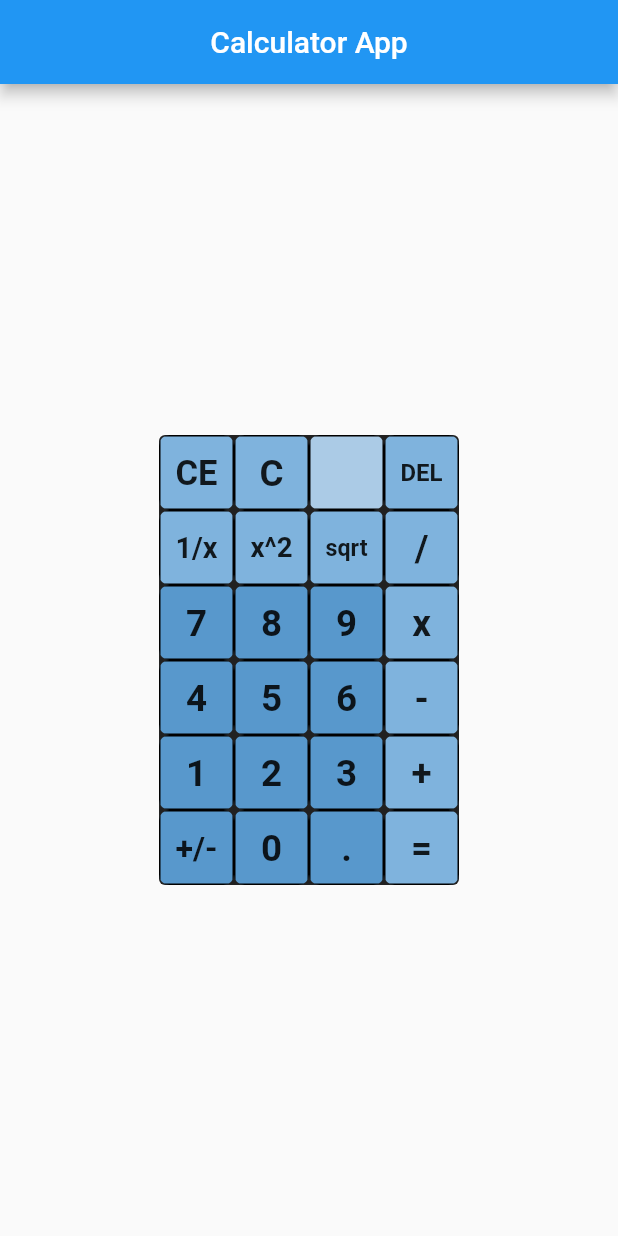
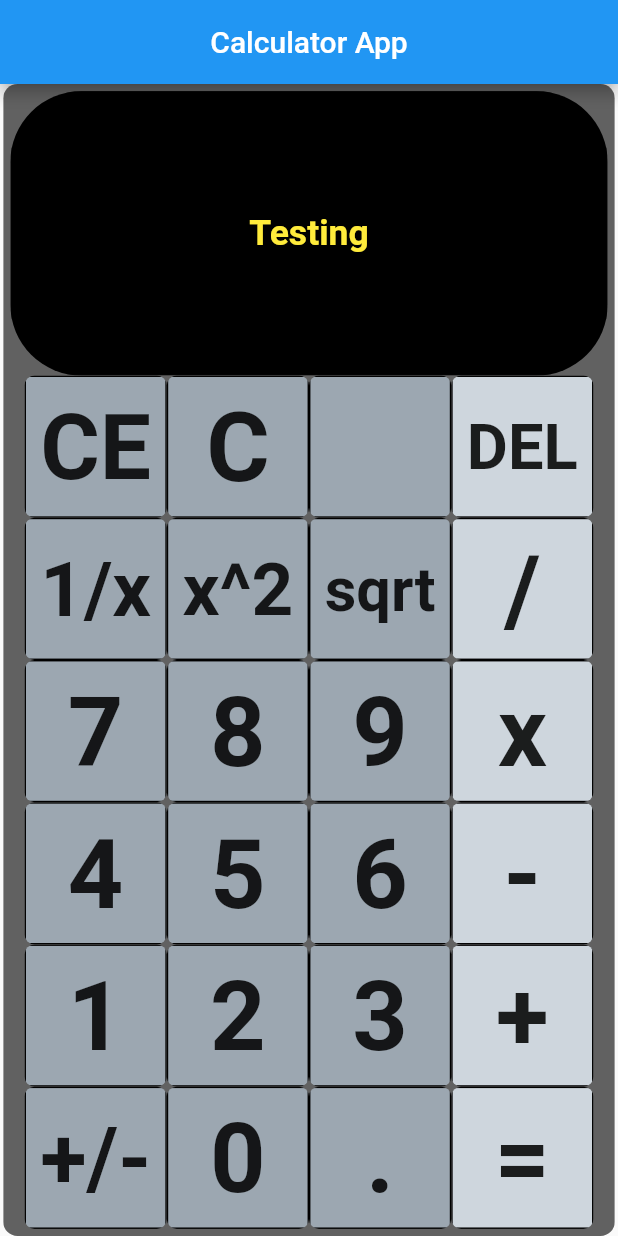
Before and after one commit to squee72564/flutter-dart_calculator, a Flutter app: the screen it shows after launch, on a phone screen of 412 x 824 dp. Run offline on Flutter 3.47's test engine with Material 2 defaults, Android fonts, the phone set to English and light mode, and no system bars; generated files the repository leaves out were written again.

Commit message:
Finished initial laytout UI. Possibly look into new widgets to better group buttons and for a sleeker look.

```diff
--- a/lib/src/calcButtons.dart
+++ b/lib/src/calcButtons.dart
@@ -23,8 +23,8 @@ class CalcButton extends StatelessWidget {
         borderRadius: BorderRadius.circular(7.0),
         child: Container(
           padding: const EdgeInsets.all(10.0),
-          width: 50,
-          height: 50,
+          width: 100,
+          height: 100,
           decoration: BoxDecoration(
             color: color,
             border: Border.all(),
--- a/lib/src/calcDisplay.dart
+++ b/lib/src/calcDisplay.dart
@@ -0,0 +1,17 @@
+import 'package:flutter/material.dart';
+import 'package:flutter_app1/src/calcButtons.dart';
+
+class CalcDisplay extends StatefulWidget {
+  const CalcDisplay({super.key});
+
+  @override
+  State<StatefulWidget> createState() => _CalcDisplayState();
+}
+
+class _CalcDisplayState extends State<CalcDisplay> {
+  @override
+  Widget build(BuildContext context) {
+    // TODO: implement build
+    throw UnimplementedError();
+  }
+}
--- a/lib/src/calculator.dart
+++ b/lib/src/calculator.dart
@@ -1,3 +1,5 @@
+import 'dart:ui';
+
 import 'package:flutter/material.dart';
 import 'package:flutter_app1/src/calcButtons.dart';
 
@@ -18,64 +20,87 @@ class _CalculatorState extends State<Calculator> {
       body: Center(
         child: FittedBox(
           child: ClipRRect(
-            borderRadius: BorderRadius.circular(4.0),
+            borderRadius: BorderRadius.circular(10.0),
             child: Container(
-              color: Colors.grey[900],
+              color: Colors.grey[700],
+              padding: const EdgeInsets.all(5.0),
               child: Column(
                 mainAxisAlignment: MainAxisAlignment.center,
-                crossAxisAlignment: CrossAxisAlignment.end,
-                children: const <Widget>[
-                  CalcRow(
+                crossAxisAlignment: CrossAxisAlignment.center,
+                children: <Widget>[
+                  ClipRRect(
+                    borderRadius: BorderRadius.circular(50.0),
+                    child: Container(
+                      padding: const EdgeInsets.all(10.0),
+                      width: 420,
+                      height: 200,
+                      decoration: BoxDecoration(
+                        color: const Color.fromARGB(255, 0, 0, 0),
+                        border: Border.all(),
+                      ),
+                      child: const Center(
+                        child: Text(
+                          "Testing",
+                          style: TextStyle(
+                            color: Colors.yellow,
+                            fontSize: 25,
+                            fontWeight: FontWeight.bold,
+                          ),
+                        ),
+                      ),
+                    ),
+                  ),
+                  const CalcRow(
                     buttonColors: [
-                      Color.fromARGB(255, 127, 179, 221),
-                      Color.fromARGB(255, 127, 179, 221),
-                      Color.fromARGB(255, 171, 203, 230),
-                      Color.fromARGB(255, 127, 179, 221)
+                      Color.fromARGB(255, 156, 167, 177),
+                      Color.fromARGB(255, 156, 167, 177),
+                      Color.fromARGB(255, 156, 167, 177),
+                      Color.fromARGB(255, 206, 214, 221)
                     ],
                     buttonTexts: ["CE", "C", " ", "DEL"],
                   ),
-                  CalcRow(
+                  const CalcRow(
                     buttonColors: [
-                      Color.fromARGB(255, 127, 179, 221),
-                      Color.fromARGB(255, 127, 179, 221),
-                      Color.fromARGB(255, 127, 179, 221),
-                      Color.fromARGB(255, 127, 179, 221)
+                      Color.fromARGB(255, 156, 167, 177),
+                      Color.fromARGB(255, 156, 167, 177),
+                      Color.fromARGB(255, 156, 167, 177),
+                      Color.fromARGB(255, 206, 214, 221)
                     ],
                     buttonTexts: ["1/x", "x^2", "sqrt", "/"],
                   ),
-                  CalcRow(
+                  const CalcRow(
                     buttonColors: [
-                      Color.fromARGB(255, 88, 152, 204),
-                      Color.fromARGB(255, 88, 152, 204),
-                      Color.fromARGB(255, 88, 152, 204),
-                      Color.fromARGB(255, 127, 179, 221)
+                      Color.fromARGB(255, 156, 167, 177),
+                      Color.fromARGB(255, 156, 167, 177),
+                      Color.fromARGB(255, 156, 167, 177),
+                      Color.fromARGB(255, 206, 214, 221)
                     ],
                     buttonTexts: ["7", "8", "9", "x"],
                   ),
-                  CalcRow(
+                  const CalcRow(
                     buttonColors: [
-                      Color.fromARGB(255, 88, 152, 204),
-                      Color.fromARGB(255, 88, 152, 204),
-                      Color.fromARGB(255, 88, 152, 204),
-                      Color.fromARGB(255, 127, 179, 221)
+                      Color.fromARGB(255, 156, 167, 177),
+                      Color.fromARGB(255, 156, 167, 177),
+                      Color.fromARGB(255, 156, 167, 177),
+                      Color.fromARGB(255, 206, 214, 221)
                     ],
                     buttonTexts: ["4", "5", "6", "-"],
                   ),
-                  CalcRow(
+                  const CalcRow(
                     buttonColors: [
-                      Color.fromARGB(255, 88, 152, 204),
-                      Color.fromARGB(255, 88, 152, 204),
-                      Color.fromARGB(255, 88, 152, 204),
-                      Color.fromARGB(255, 127, 179, 221)
+                      Color.fromARGB(255, 156, 167, 177),
+                      Color.fromARGB(255, 156, 167, 177),
+                      Color.fromARGB(255, 156, 167, 177),
+                      Color.fromARGB(255, 206, 214, 221)
                     ],
                     buttonTexts: ["1", "2", "3", "+"],
                   ),
-                  CalcRow(
+                  const CalcRow(
                     buttonColors: [
-                      Color.fromARGB(255, 88, 152, 204),
-                      Color.fromARGB(255, 88, 152, 204),
-                      Color.fromARGB(255, 88, 152, 204),
-                      Color.fromARGB(255, 127, 179, 221)
+                      Color.fromARGB(255, 156, 167, 177),
+                      Color.fromARGB(255, 156, 167, 177),
+                      Color.fromARGB(255, 156, 167, 177),
+                      Color.fromARGB(255, 206, 214, 221)
                     ],
                     buttonTexts: ["+/-", "0", ".", "="],
                   ),
```
